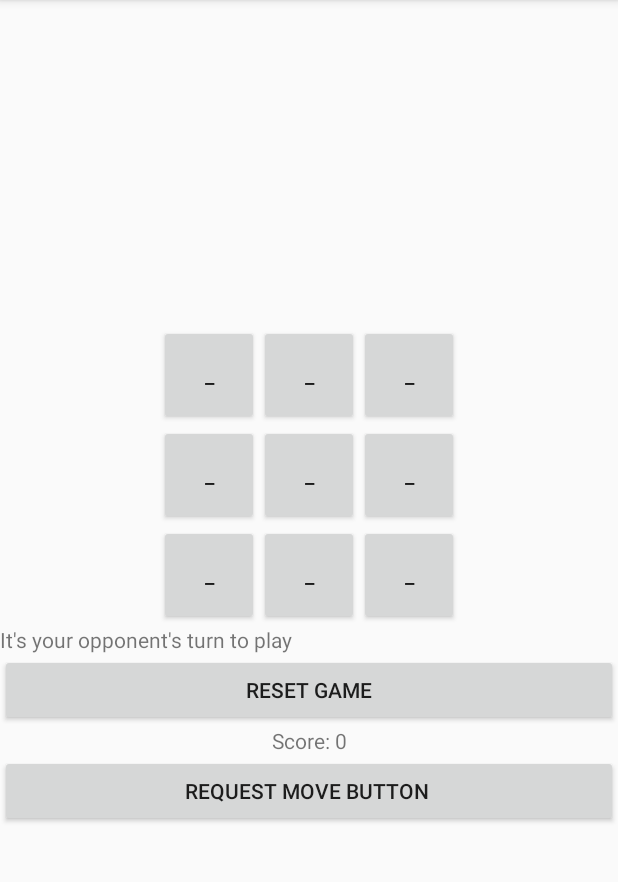
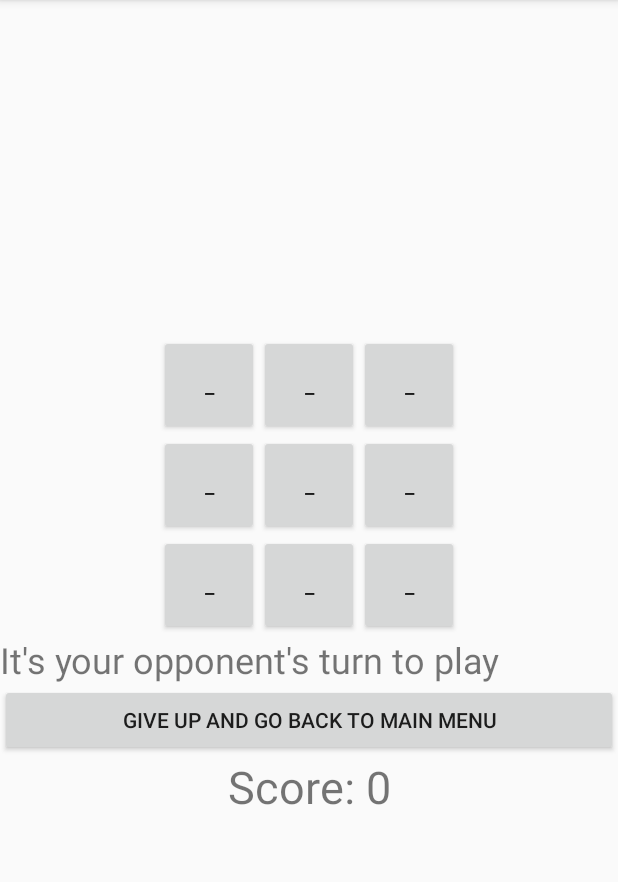
Before and after one commit to Clint-Portfolio/TicTacToeClicker, an Android app: the MultiplayerGame screen opened directly, with no data from a screen before it, on a phone screen of 412 x 824 dp, the part 84-966 px from its top. Run offline under Robolectric (Android 15) with nearby library versions, the phone set to English and light mode, and no system bars; our stand-ins replace Volley; network calls fail; 1 statement that could not run was skipped.

```diff
--- a/app/src/main/java/com/example/clintnieuwendijk/tictactoeclicker/MoveRequest.java
+++ b/app/src/main/java/com/example/clintnieuwendijk/tictactoeclicker/MoveRequest.java
@@ -2,6 +2,7 @@ package com.example.clintnieuwendijk.tictactoeclicker;
 
 import android.content.Context;
 
+import com.android.volley.Request;
 import com.android.volley.RequestQueue;
 import com.android.volley.Response;
 import com.android.volley.VolleyError;
@@ -14,9 +15,11 @@ import org.json.JSONObject;
 public class MoveRequest implements Response.Listener<JSONObject>, Response.ErrorListener {
     Context context;
     MoveRequest.Callback activity;
+    private RequestQueue queue;
 
     public MoveRequest(Context context) {
         this.context = context;
+        queue = Volley.newRequestQueue(context);
     }
 
     public interface Callback {
@@ -49,16 +52,20 @@ public class MoveRequest implements Response.Listener<JSONObject>, Response.Erro
                 e.printStackTrace();
                 return;
             }
-        RequestQueue queue = Volley.newRequestQueue(context);
 
         String requestURL = "http://ide50.manhut.c9users.io:8080/ClickTacToeMoveHandler";
         JsonObjectRequest jsonRequest = new JsonObjectRequest(requestURL, postJSON, this, this);
-        jsonRequest.setTag("moveRequest");
+//        jsonRequest.setTag("moveRequest");
         queue.add(jsonRequest);
     }
 
     public void cancelRequests(){
-        RequestQueue queue = Volley.newRequestQueue(context);
-        queue.cancelAll("moveRequest");
+//        queue.cancelAll("moveRequest");
+        queue.cancelAll(new RequestQueue.RequestFilter() {
+            @Override
+            public boolean apply(Request<?> request) {
+                return true;
+            }
+        });
     }
 }
--- a/app/src/main/res/layout/activity_multiplayer_game.xml
+++ b/app/src/main/res/layout/activity_multiplayer_game.xml
@@ -22,28 +22,23 @@
         android:id="@+id/playerTurnTextView"
         android:layout_width="match_parent"
         android:layout_height="wrap_content"
-        android:text="TextView" />
+        android:text="TextView"
+        android:textSize="24sp" />
 
     <Button
         android:id="@+id/button"
         android:layout_width="match_parent"
         android:layout_height="wrap_content"
         android:onClick="onStartOverClick"
-        android:text="Reset game" />
+        android:text="Give up and go back to main menu" />
 
     <TextView
         android:id="@+id/scoreView"
         android:layout_width="match_parent"
         android:layout_height="wrap_content"
         android:text="TextView"
-        android:textAlignment="center" />
-
-    <Button
-        android:id="@+id/requestMove"
-        android:layout_width="match_parent"
-        android:layout_height="wrap_content"
-        android:onClick="onRequestMove"
-        android:text="Request move Button " />
+        android:textAlignment="center"
+        android:textSize="30sp" />
 
 
 </LinearLayout>
```
Also changed, not shown: app/src/main/java/com/example/clintnieuwendijk/tictactoeclicker/MultiplayerGame.java (+53 -27 lines).
